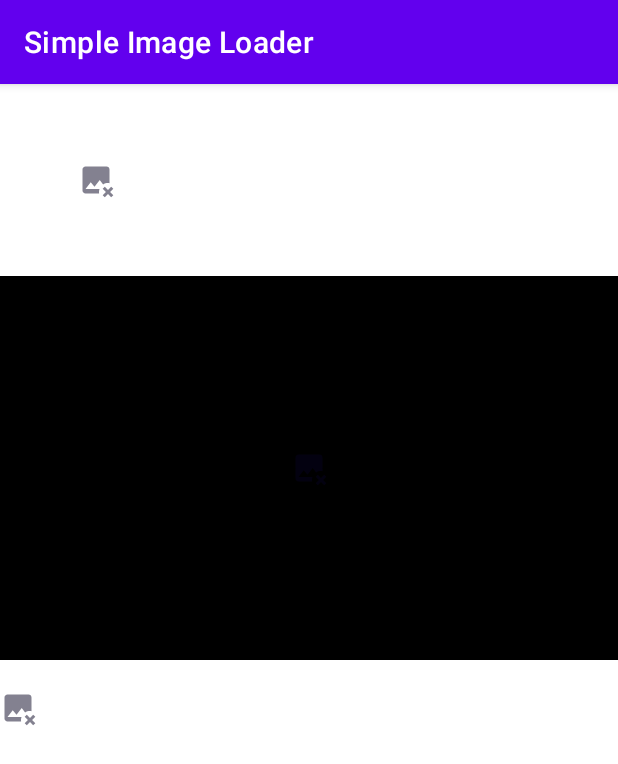
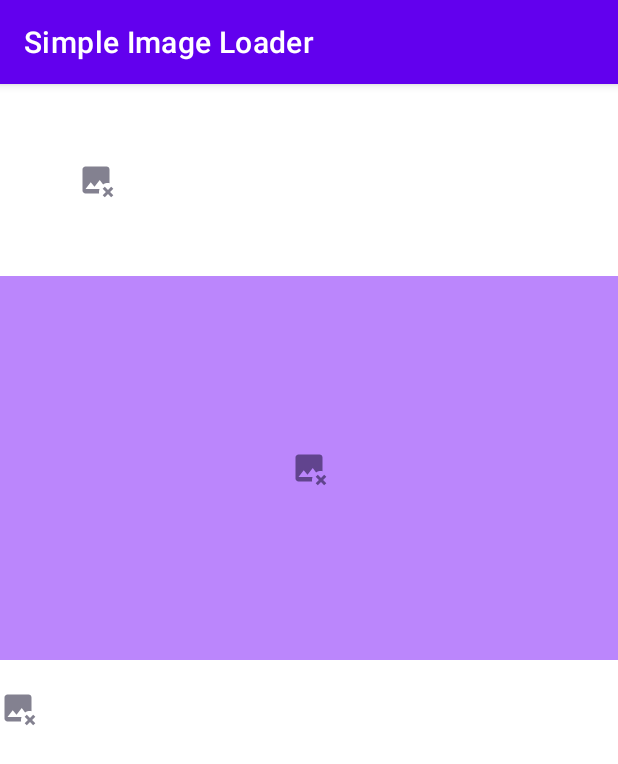
Before and after one commit to solkin/simple-image-loader, an Android app: the screen it shows after launch (MainActivity), on a phone screen of 412 x 824 dp. Shown: the top 764 px of the screen. Run offline under Robolectric (Android 15) with nearby library versions, the phone set to English and light mode, and no system bars; pictures from the network do not load; 2 statements that could not run were skipped.

Commit message:
Update demo image background color

```diff
--- a/app/src/main/res/layout/activity_main.xml
+++ b/app/src/main/res/layout/activity_main.xml
@@ -17,7 +17,7 @@
         android:id="@+id/image2"
         android:layout_width="match_parent"
         android:layout_height="256dp"
-        android:background="@color/black"
+        android:background="@color/purple_200"
         tools:ignore="ContentDescription" />
 
     <ImageView
```
